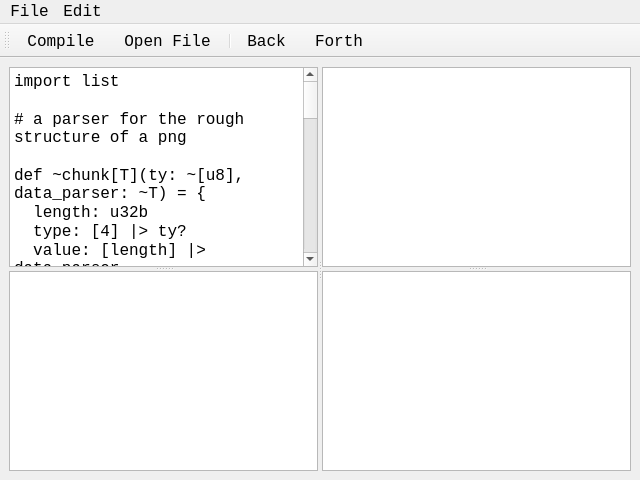
Before: the Qt Designer form tools/ylliab/yphbtwindow.ui in 8051Enthusiast/yabo, drawn with Qt 5.
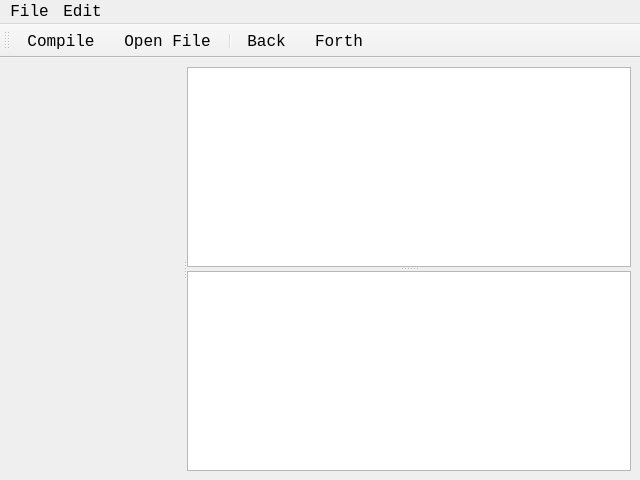
After: the same form once the commit is applied. Custom widgets are drawn as their Qt base class.

Commit message: factor out compile view

```diff
--- a/tools/ylliab/yphbtwindow.ui
+++ b/tools/ylliab/yphbtwindow.ui
@@ -26,78 +26,7 @@
       <property name="orientation">
        <enum>Qt::Orientation::Horizontal</enum>
       </property>
-      <widget class="QSplitter" name="splitter_2">
-       <property name="orientation">
-        <enum>Qt::Orientation::Vertical</enum>
-       </property>
-       <widget class="SourceEditor" name="plainTextEdit">
-        <property name="plainText">
-         <string>import list
-
-# a parser for the rough structure of a png
-
-def ~chunk[T](ty: ~[u8], data_parser: ~T) = {
-  length: u32b
-  type: [4] |&gt; ty?
-  value: [length] |&gt; data_parser
-  crc: u32b
-}
-
-def ~head = {
-  width: u32b
-  height: u32b
-  bit_depth: u8
-  color_type: u8
-  compression_method: u8
-  filter_method: u8
-  interlace_method: u8
-}
-
-def ~rgb = {
-  red: u8
-  green: u8
-  blue: u8
-}
-
-export
-def ~main = {
-  h/89 50 4e 47 0d 0a 1a 0a/
-
-  header: chunk(/IHDR/, head)!
-
-  chunks: list.list({
-    | palette: chunk(/PLTE/, rgb[..])?
-    | data: chunk(/IDAT/, [..])?
-    \ optional: chunk(/[a-z].{3}/, [..])?
-  })
-  end: chunk(/IEND/, nil)!
-}
-</string>
-        </property>
-       </widget>
-       <widget class="CompilerErrorView" name="errorView">
-        <property name="enabled">
-         <bool>true</bool>
-        </property>
-        <property name="font">
-         <font>
-          <family>DejaVu Sans Mono</family>
-          <pointsize>12</pointsize>
-          <italic>false</italic>
-          <bold>false</bold>
-         </font>
-        </property>
-        <property name="lineWrapMode">
-         <enum>QTextEdit::LineWrapMode::NoWrap</enum>
-        </property>
-        <property name="readOnly">
-         <bool>true</bool>
-        </property>
-        <property name="textInteractionFlags">
-         <set>Qt::TextInteractionFlag::TextSelectableByMouse</set>
-        </property>
-       </widget>
-      </widget>
+      <widget class="CompileWidget" name="compileWidget"/>
       <widget class="QSplitter" name="splitter">
        <property name="orientation">
         <enum>Qt::Orientation::Vertical</enum>
@@ -220,9 +149,9 @@
  </widget>
  <customwidgets>
   <customwidget>
-   <class>CompilerErrorView</class>
-   <extends>QTextEdit</extends>
-   <header>compiler_error_view.hpp</header>
+   <class>CompileWidget</class>
+   <extends>QWidget</extends>
+   <header>compilewidget.hpp</header>
   </customwidget>
   <customwidget>
    <class>HexTableView</class>
@@ -234,11 +163,6 @@
    <extends>QTreeView</extends>
    <header>valtreeview.hpp</header>
   </customwidget>
-  <customwidget>
-   <class>SourceEditor</class>
-   <extends>QPlainTextEdit</extends>
-   <header>sourceeditor.hpp</header>
-  </customwidget>
  </customwidgets>
  <resources/>
  <connections/>
```
The commit also changes 9 other files.
